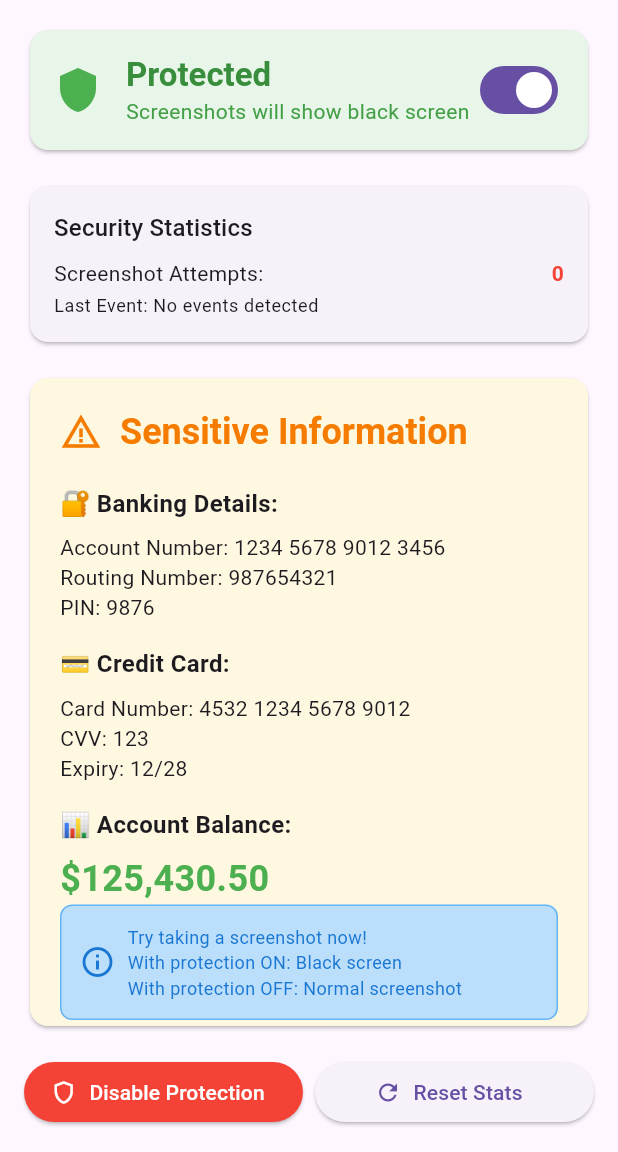
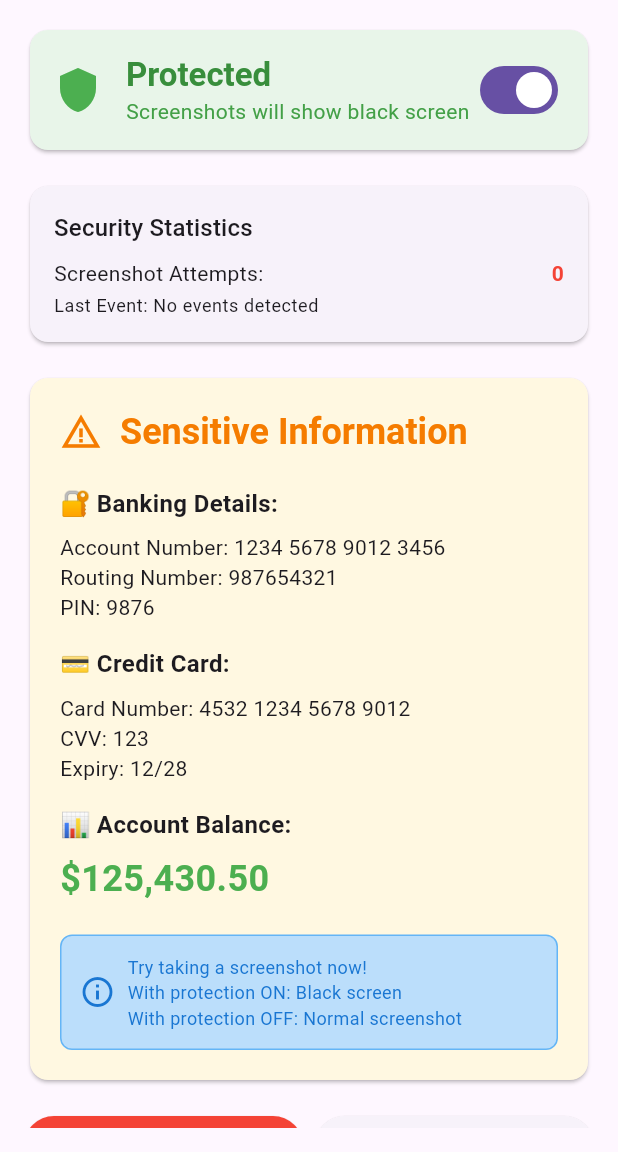
Before and after one commit to sanjaysharmajw/flutter_screenshot_blocker, a Flutter app: the screen it shows after launch, on a phone screen of 412 x 824 dp, the part 84-1236 px from its top. Run offline on Flutter 3.47's test engine with Material 3 defaults, Android fonts, the phone set to English and light mode, and no system bars.

Commit message:
ReadMe Update

```diff
--- a/example/lib/main.dart
+++ b/example/lib/main.dart
@@ -75,8 +75,7 @@ class _DemoScreenState extends State<DemoScreen> {
         },
         child: Padding(
           padding: const EdgeInsets.all(16.0),
-          child: Column(
-            crossAxisAlignment: CrossAxisAlignment.start,
+          child: ListView(
             children: [
               // Status Card
               Card(
@@ -173,8 +172,7 @@ class _DemoScreenState extends State<DemoScreen> {
               const SizedBox(height: 16),
 
               // Sensitive Content Card
-              Expanded(
-                child: Card(
+              Card(
                 color: Colors.amber.shade50,
                 child: Padding(
                   padding: const EdgeInsets.all(20.0),
@@ -244,7 +242,7 @@ class _DemoScreenState extends State<DemoScreen> {
                         ),
                       ),
 
-                        const Spacer(),
+                      const SizedBox(height: 20),
 
                       Container(
                         padding: const EdgeInsets.all(12),
@@ -275,7 +273,6 @@ class _DemoScreenState extends State<DemoScreen> {
                         ),
                       ),
                     ],
-                    ),
                   ),
                 ),
               ),
@@ -334,7 +331,7 @@ class _DemoScreenState extends State<DemoScreen> {
       _isProtectionEnabled = !_isProtectionEnabled;
     });
 
-   if(mounted) {
+    if (mounted) {
       ScaffoldMessenger.of(context).showSnackBar(
         SnackBar(
           content: Text(
--- a/pubspec.yaml
+++ b/pubspec.yaml
@@ -1,6 +1,6 @@
 name: flutter_screenshot_blocker
 description: A powerful Flutter plugin that prevents screenshots or shows black screen when screenshots are taken. This plugin provides **system-level protection** using native platform code.
-version: 1.0.1
+version: 1.0.2
 homepage: https://github.com/sanjaysharmajw/flutter_screenshot_blocker.git
 
 environment:
@@ -16,6 +16,10 @@ dev_dependencies:
   flutter_test:
     sdk: flutter
   flutter_lints: ^5.0.0
+
+screenshots:
+  - description: 'Prevents Screen Recording and screenshots'
+    path: screenshots/screen_recording_icons.png
 
 # The following section is specific to Flutter packages.
 flutter:
```
Also changed, not shown: example/pubspec.lock, 4 other files. Lines whose indentation alone changed are shown as unchanged.
